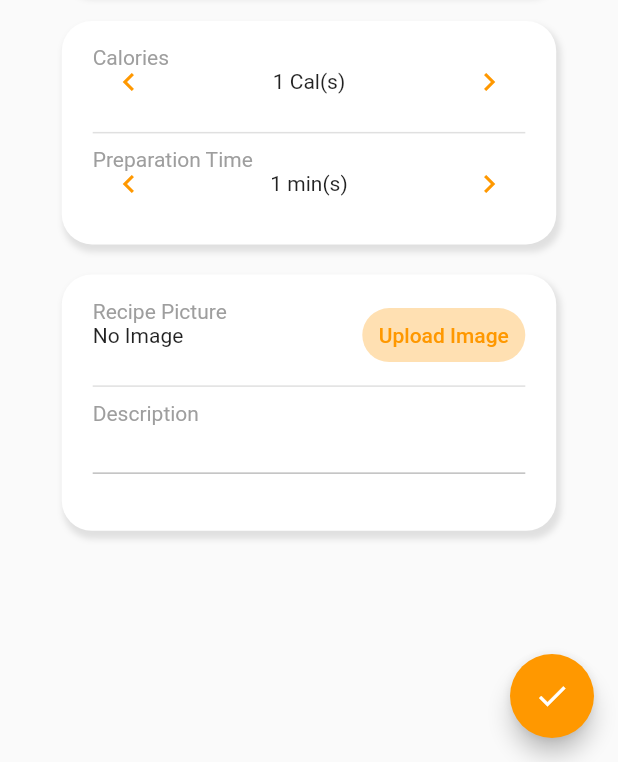
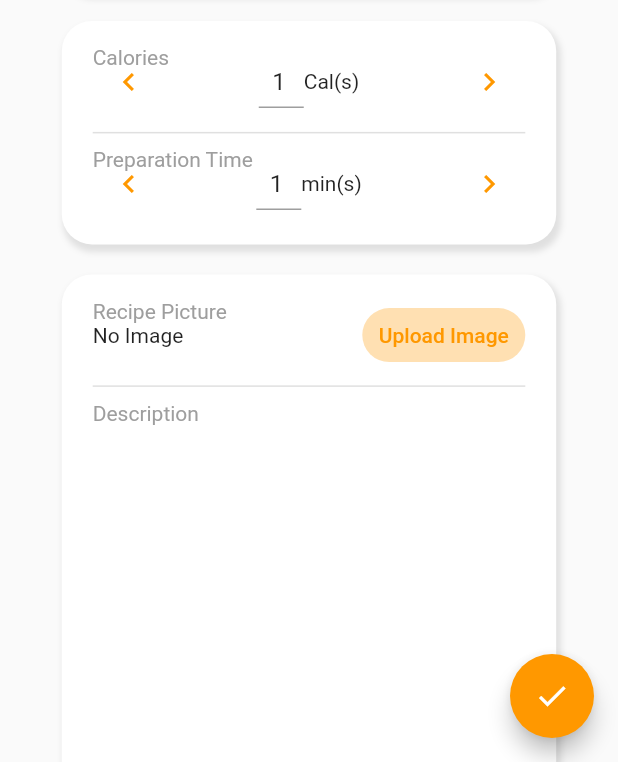
Before and after one commit to omareldamiry/QuickCook, a Flutter app: the AddRecipePage screen opened directly, on a phone screen of 412 x 824 dp, the part 474-1236 px from its top. Run offline on Flutter 3.47's test engine with Material 2 defaults, Android fonts, the phone set to English and light mode, and no system bars; our stand-ins replace cloud_firestore, firebase_auth, firebase_core, firebase_storage, flutter_rating_bar, flutter_svg and 1 more; accounts and stored records are empty.

Commit message:
initial app stabilization

```diff
--- a/quickcook/lib/models/Ingredient.dart
+++ b/quickcook/lib/models/Ingredient.dart
@@ -8,6 +8,7 @@ enum IngredientType {
   Meat,
   Spices,
   Oil,
+  Baking,
 }
 
 class Ingredient {
@@ -22,6 +23,7 @@ class Ingredient {
   }
 
   static List<Ingredient> ingredientsList = [
+    Ingredient(name: "Apples", type: IngredientType.Fruit),
     Ingredient(name: "Eggs", type: IngredientType.Meat),
     Ingredient(name: "Honey", type: IngredientType.Sweetners),
     Ingredient(name: "Flour", type: IngredientType.Grains),
@@ -33,10 +35,13 @@ class Ingredient {
     Ingredient(name: "Olive Oil", type: IngredientType.Oil),
     Ingredient(name: "Pepper", type: IngredientType.Spices),
     Ingredient(name: "Tomatoes", type: IngredientType.Vegetable),
+    Ingredient(name: "Baking Powder", type: IngredientType.Baking),
+    Ingredient(name: "Baking Soda", type: IngredientType.Baking),
   ];
 
   static Map<String, Ingredient> ingredients() {
     return {
+      "Apples": Ingredient(name: "Apples", type: IngredientType.Fruit),
       "Eggs": Ingredient(name: "Eggs", type: IngredientType.Meat),
       "Honey": Ingredient(name: "Honey", type: IngredientType.Sweetners),
       "Flour": Ingredient(name: "Flour", type: IngredientType.Grains),
@@ -48,6 +53,10 @@ class Ingredient {
       "Olive Oil": Ingredient(name: "Olive Oil", type: IngredientType.Oil),
       "Pepper": Ingredient(name: "Pepper", type: IngredientType.Spices),
       "Tomatoes": Ingredient(name: "Tomatoes", type: IngredientType.Vegetable),
+      "Baking Powder":
+          Ingredient(name: "Baking Powder", type: IngredientType.Baking),
+      "Baking Soda":
+          Ingredient(name: "Baking Soda", type: IngredientType.Baking),
     };
   }
 
--- a/quickcook/lib/models/Recipe.dart
+++ b/quickcook/lib/models/Recipe.dart
@@ -36,9 +36,9 @@ class Recipe {
       : this(
           id: jsonID,
           recipeName: json['recipeName']! as String,
-          // recipeDesc: json['recipeDesc']! as String,
-          // recipePrepTime: json['recipePrepTime']! as int,
-          // recipeCal: json['recipeCal']! as int,
+          recipeDesc: json['recipeDesc']! as String,
+          recipePrepTime: json['recipePrepTime']! as int,
+          recipeCal: json['recipeCal']! as int,
           // recipeVidLink: json['recipeVidLink']! as String,
           recipePicLink: json['recipePicLink'] != null
               ? json['recipePicLink']! as String
--- a/quickcook/lib/screens/AddRecipeForm.dart
+++ b/quickcook/lib/screens/AddRecipeForm.dart
@@ -36,6 +36,7 @@ class _AddRecipePageState extends State<AddRecipePage> {
     super.initState();
     if (widget.recipe != null) {
       recipeName.text = widget.recipe!.recipeName;
+      recipeDesc.text = widget.recipe!.recipeDesc;
       calWidget =
           NumericValueInput(count: widget.recipe!.recipeCal, unit: "Cal(s)");
       timeWidget = NumericValueInput(
@@ -117,8 +118,9 @@ class _AddRecipePageState extends State<AddRecipePage> {
                         DoubleWidgetContainer(
                           widget1: imageWidget,
                           widget2: TextFormField(
-                            enabled: false,
-                            maxLength: 50,
+                            controller: recipeDesc,
+                            maxLines: 20,
+                            maxLength: 1000,
                           ),
                           labels: ["Recipe Picture", "Description"],
                         ),
@@ -157,6 +159,7 @@ class _AddRecipePageState extends State<AddRecipePage> {
           Recipe newRecipe = Recipe(
             id: widget.recipe != null ? widget.recipe!.id : "",
             recipeName: recipeName.value.text,
+            recipeDesc: recipeDesc.value.text,
             recipeIngredients: ingredientInput!.ingredients,
             recipeCal: calWidget!.count,
             recipePrepTime: timeWidget!.count,
@@ -267,11 +270,13 @@ class NumericValueInput extends StatefulWidget {
 class _NumericValueInputState extends State<NumericValueInput> {
   int count = 1;
   String unit = "";
+  TextEditingController _countController = TextEditingController();
 
   _NumericValueInputState(this.count, this.unit);
 
   @override
   Widget build(BuildContext context) {
+    _countController.text = count.toString();
     return Container(
       child: Row(
         mainAxisAlignment: MainAxisAlignment.spaceBetween,
@@ -287,11 +292,38 @@ class _NumericValueInputState extends State<NumericValueInput> {
               if (count > 1)
                 setState(() {
                   count--;
+                  _countController.text = count.toString();
                   widget.count = count;
                 });
             },
           ),
-          Text("$count $unit"),
+          Row(
+            mainAxisAlignment: MainAxisAlignment.center,
+            crossAxisAlignment: CrossAxisAlignment.center,
+            mainAxisSize: MainAxisSize.min,
+            children: [
+              Container(
+                width: 30,
+                child: TextField(
+                  controller: _countController,
+                  textAlign: TextAlign.center,
+                  textDirection: TextDirection.ltr,
+                  keyboardType: TextInputType.number,
+                  onChanged: (value) {
+                    if (value != "") {
+                      count = int.parse(value);
+                      widget.count = count;
+                    }
+                  },
+                  decoration: InputDecoration(
+                    isDense: true,
+                  ),
+                ),
+              ),
+              Text(unit),
+            ],
+          ),
+          // Text("$count $unit"),
           IconButton(
               icon: Icon(
                 Icons.chevron_right,
@@ -300,6 +332,7 @@ class _NumericValueInputState extends State<NumericValueInput> {
               onPressed: () {
                 setState(() {
                   count++;
+                  _countController.text = count.toString();
                   widget.count = count;
                 });
               }),
--- a/quickcook/lib/services/RecipeDA.dart
+++ b/quickcook/lib/services/RecipeDA.dart
@@ -53,6 +53,7 @@ class RecipeDA {
   // ignore: avoid_init_to_null
   Future<QuerySnapshot<Recipe>> getRecipes({List<String>? query = null}) async {
     QuerySnapshot<Recipe> recipesQuerySnapshot = await recipesRef
+        .orderBy("recipePrepTime")
         .where(
           'ingredients',
           arrayContainsAny: query,
@@ -81,6 +82,8 @@ class RecipeDA {
         .catchError((err) {
       print(err);
     });
+
+    favorites.sort((a, b) => a.recipePrepTime.compareTo(b.recipePrepTime));
 
     return favorites;
   }
--- a/quickcook/lib/widgets/recipe-list-builder.dart
+++ b/quickcook/lib/widgets/recipe-list-builder.dart
@@ -35,12 +35,12 @@ Widget Function(BuildContext, AsyncSnapshot<QuerySnapshot<Recipe>>)
               child: CircularProgressIndicator(),
             );
 
-          if (s.hasData)
+          if (s.hasData) {
             return new ListView.builder(
               clipBehavior: Clip.none,
               padding: EdgeInsets.symmetric(
                 horizontal: MediaQuery.of(context).size.width * 0.1,
-                vertical: MediaQuery.of(context).size.width * 0.05,
+                vertical: MediaQuery.of(context).size.width * 0.1,
               ),
               itemCount: snapshot.data!.docs.length,
               itemBuilder: (context, i) {
@@ -53,6 +53,7 @@ Widget Function(BuildContext, AsyncSnapshot<QuerySnapshot<Recipe>>)
                 );
               },
             );
+          }
 
           return Container();
         },
```
Also changed, not shown: quickcook/lib/screens/RecipeDetails.dart (+10 -0 lines), quickcook/lib/widgets/recipe-card.dart (+43 -4 lines).
